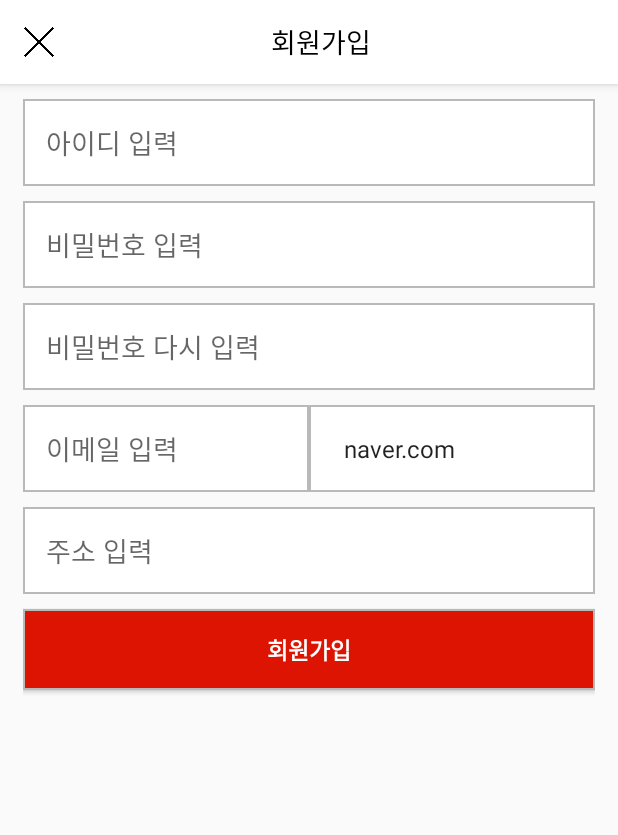
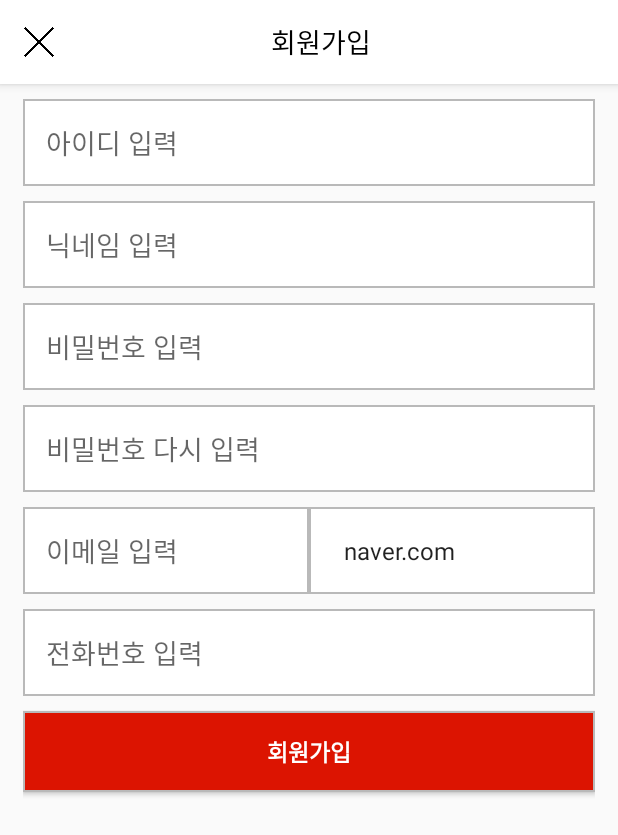
Before and after one commit to kyo4755/YeonHwaProject, an Android app: the RegisterActivity screen opened directly, with no data from a screen before it, on a phone screen of 412 x 824 dp. Shown: the top 835 px of the screen. Run offline under Robolectric (Android 15) with nearby library versions, the phone set to English and light mode, and no system bars; libraries missing offline, so code that uses them is left out: com.androidquery, com.androidquery.callback.

Commit message:
회원가입 서버 통신 구현 중

```diff
--- a/app/src/main/AndroidManifest.xml
+++ b/app/src/main/AndroidManifest.xml
@@ -71,6 +71,10 @@
             android:theme="@style/AppTheme.NoActionBar"
             tools:ignore="InnerclassSeparator" />
 
+        <activity
+            android:name=".ReviewInsertActivity"
+            android:theme="@style/AppTheme.NoActionBar" />
+
     </application>
 
 </manifest>
--- a/app/src/main/java/com/dongyang/yeonhwaproject/Common/GlobalInfo.java
+++ b/app/src/main/java/com/dongyang/yeonhwaproject/Common/GlobalInfo.java
@@ -12,4 +12,6 @@ public class GlobalInfo {
 
     public static boolean isSettingLocation = false;
     public static double settingLatitude, settingLongitude;
+
+    public static final String SERVER_URL = "http://52.79.37.133:10320/";
 }
--- a/app/src/main/java/com/dongyang/yeonhwaproject/RegisterActivity.java
+++ b/app/src/main/java/com/dongyang/yeonhwaproject/RegisterActivity.java
@@ -3,10 +3,22 @@ package com.dongyang.yeonhwaproject;
 import android.os.Bundle;
 import android.support.v7.app.AppCompatActivity;
 import android.view.View;
+import android.widget.AdapterView;
 import android.widget.Button;
 import android.widget.EditText;
 import android.widget.ImageButton;
 import android.widget.Spinner;
+
+import com.androidquery.AQuery;
+import com.androidquery.callback.AjaxCallback;
+import com.androidquery.callback.AjaxStatus;
+import com.dongyang.yeonhwaproject.Common.GlobalInfo;
+
+import org.json.JSONException;
+import org.json.JSONObject;
+
+import java.util.LinkedHashMap;
+import java.util.Map;
 
 /**
  * Created by JongHwa on 2018-05-29.
@@ -15,9 +27,11 @@ import android.widget.Spinner;
 public class RegisterActivity extends AppCompatActivity implements View.OnClickListener{
 
     ImageButton cancel_btn;
-    EditText edit_it, edit_pw, edit_re_pw, edit_email, edit_address;
+    EditText edit_id, edit_name, edit_pw, edit_re_pw, edit_email, edit_phone;
     Button register_btn;
     Spinner email_spinner;
+
+    private String email_form = "naver.com";
 
     @Override
     protected void onCreate(Bundle savedInstanceState) {
@@ -27,16 +41,28 @@ public class RegisterActivity extends AppCompatActivity implements View.OnClickL
         cancel_btn = findViewById(R.id.register_cancel);
         cancel_btn.setOnClickListener(this);
 
-        edit_it = findViewById(R.id.register_edittext_id);
+        edit_id = findViewById(R.id.register_edittext_id);
+        edit_name = findViewById(R.id.register_edittext_name);
         edit_pw = findViewById(R.id.register_edittext_pw);
         edit_re_pw = findViewById(R.id.register_edittext_re_pw);
         edit_email = findViewById(R.id.register_edittext_email);
-        edit_address = findViewById(R.id.register_edittext_address);
+        edit_phone = findViewById(R.id.register_edittext_phone);
 
         register_btn = findViewById(R.id.register_btn);
         register_btn.setOnClickListener(this);
 
         email_spinner = findViewById(R.id.register_email_spinner);
+        email_spinner.setOnItemSelectedListener(new AdapterView.OnItemSelectedListener() {
+            @Override
+            public void onItemSelected(AdapterView<?> parent, View view, int position, long id) {
+                email_form = parent.getItemAtPosition(position).toString();
+            }
+
+            @Override
+            public void onNothingSelected(AdapterView<?> parent) {
+
+            }
+        });
     }
 
     @Override
@@ -46,6 +72,51 @@ public class RegisterActivity extends AppCompatActivity implements View.OnClickL
                 finish();
                 overridePendingTransition(R.anim.not_move_animation, R.anim.right_out_animation);
                 break;
+            case R.id.register_btn:
+                registerProcess();
+                break;
         }
     }
+
+    private void registerProcess() {
+        AQuery aQuery = new AQuery(RegisterActivity.this);
+        String register_url = GlobalInfo.SERVER_URL + "users/register";
+
+        Map<String, String> params = new LinkedHashMap<>();
+
+        params.put("id", edit_id.getText().toString());
+        params.put("pw", edit_pw.getText().toString());
+        params.put("name", edit_name.getText().toString());
+        params.put("phone", edit_phone.getText().toString());
+        params.put("email", edit_email.getText().toString() + "@" + email_form);
+
+        aQuery.ajax(register_url, params, String.class, new AjaxCallback<String>(){
+            @Override
+            public void callback(String url, String result, AjaxStatus status) {
+                try {
+                    JSONObject jsonObject = new JSONObject(result);
+                    String result_code = jsonObject.get("result").toString();
+
+                    if(result_code.equals("0001")){
+
+                    } else if(result_code.equals("0002")){
+
+                    } else if(result_code.equals("0003")){
+
+                    } else if(result_code.equals("0004")){
+
+                    } else if(result_code.equals("0005")){
+
+                    } else if(result_code.equals("0010")){
+
+                    } else {
+
+                    }
+                } catch (JSONException e) {
+                    e.printStackTrace();
+                }
+            }
+        });
+
+    }
 }
--- a/app/src/main/res/layout/detail_find_main.xml
+++ b/app/src/main/res/layout/detail_find_main.xml
@@ -22,6 +22,7 @@
         android:layout_height="wrap_content"
         android:layout_gravity="bottom|end"
         android:layout_margin="@dimen/fab_margin"
+        android:id="@+id/detail_floating_action_btn"
         app:srcCompat="@drawable/review" />
 
 </android.support.design.widget.CoordinatorLayout>
--- a/app/src/main/res/layout/register_content.xml
+++ b/app/src/main/res/layout/register_content.xml
@@ -31,12 +31,22 @@
             android:layout_width="match_parent"
             android:layout_height="wrap_content"
             android:background="@drawable/login_edittext_bg"
+            android:hint="닉네임 입력"
+            android:padding="15dp"
+            android:id="@+id/register_edittext_name"
+            android:layout_marginTop="10dp"
+            app:layout_constraintTop_toBottomOf="@+id/register_edittext_id"/>
+
+        <EditText
+            android:layout_width="match_parent"
+            android:layout_height="wrap_content"
+            android:background="@drawable/login_edittext_bg"
             android:hint="비밀번호 입력"
             android:inputType="textPassword"
             android:padding="15dp"
             android:id="@+id/register_edittext_pw"
             android:layout_marginTop="10dp"
-            app:layout_constraintTop_toBottomOf="@+id/register_edittext_id"/>
+            app:layout_constraintTop_toBottomOf="@+id/register_edittext_name"/>
 
         <EditText
             android:layout_width="match_parent"
@@ -83,9 +93,10 @@
             android:layout_width="match_parent"
             android:layout_height="wrap_content"
             android:background="@drawable/login_edittext_bg"
-            android:hint="주소 입력"
+            android:hint="전화번호 입력"
             android:padding="15dp"
-            android:id="@+id/register_edittext_address"
+            android:inputType="phone"
+            android:id="@+id/register_edittext_phone"
             android:layout_marginTop="10dp"
             app:layout_constraintTop_toBottomOf="@+id/register_email_layout"/>
 
@@ -100,7 +111,7 @@
             android:padding="15dp"
             android:background="@drawable/login_btn_bg"
             android:layout_marginTop="10dp"
-            app:layout_constraintTop_toBottomOf="@id/register_edittext_address"/>
+            app:layout_constraintTop_toBottomOf="@id/register_edittext_phone"/>
 
     </android.support.constraint.ConstraintLayout>
 
--- a/app/src/main/res/values/styles.xml
+++ b/app/src/main/res/values/styles.xml
@@ -22,4 +22,8 @@
         <item name="color">@color/black</item>
     </style>
 
+    <style name="customRatingBar" parent="@android:style/Widget.RatingBar">
+        <item name="android:progressDrawable">@drawable/custom_ratingbar</item>
+    </style>
+
 </resources>
```
Also changed, not shown: app/src/main/java/com/dongyang/yeonhwaproject/DetailActivity/FindDetailActivity.java (+12 -3 lines), app/src/main/java/com/dongyang/yeonhwaproject/ReviewInsertActivity.java (added, +43 -0 lines), app/src/main/res/drawable/custom_ratingbar.xml (added, +17 -0 lines), app/src/main/res/layout/review_insert_content.xml (added, +59 -0 lines), app/src/main/res/layout/review_insert_main.xml (added, +14 -0 lines), app/src/main/res/layout/review_insert_toolbar.xml (added, +48 -0 lines), app/src/main/res/drawable-v21/rating_nonstar.png (added), app/src/main/res/drawable-v21/rating_star.png (added), app/src/main/res/drawable/rating_nonstar.png (added), app/src/main/res/drawable/rating_star.png (added).
